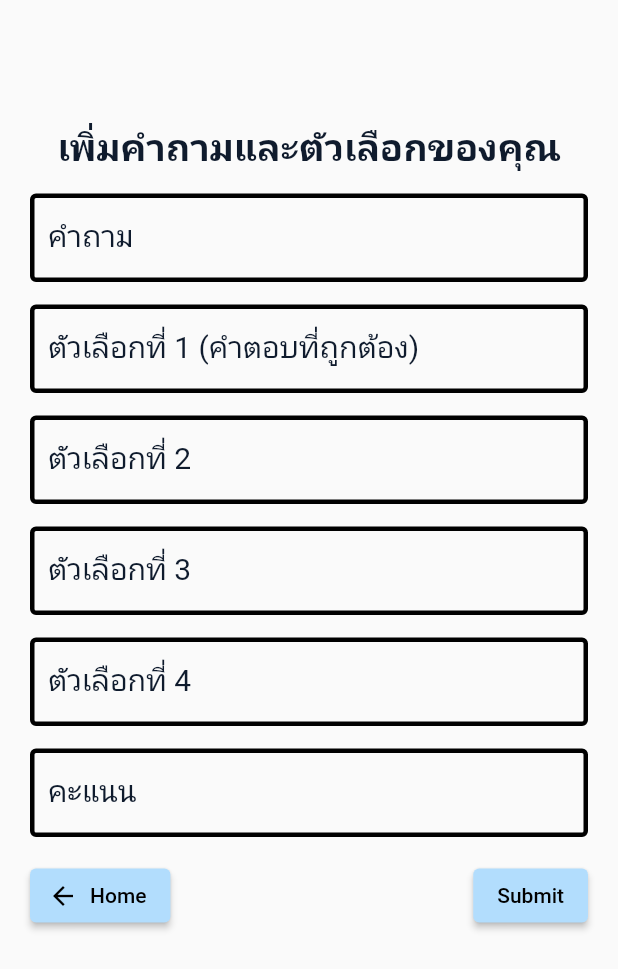
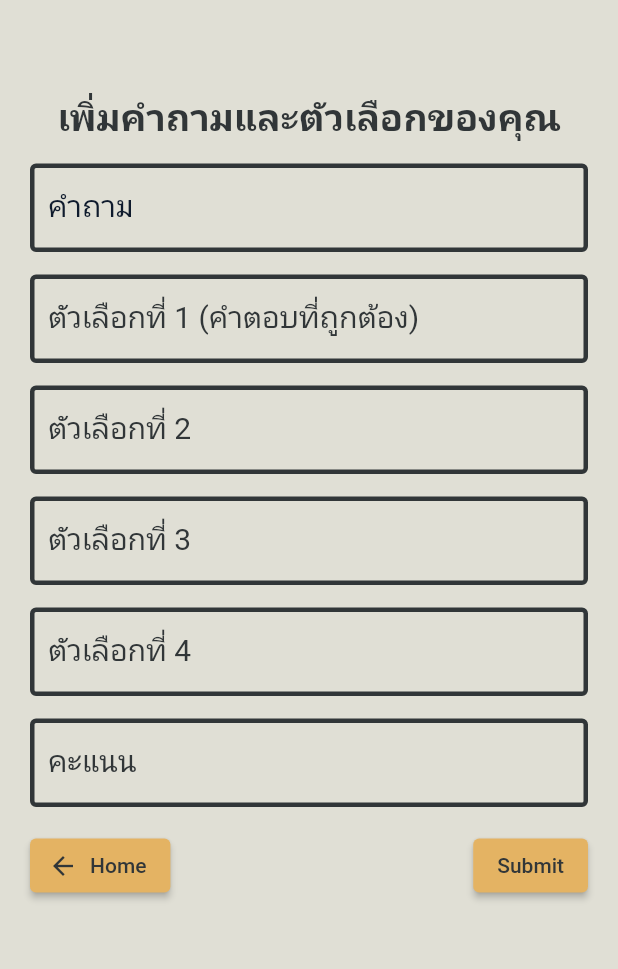
Before and after one commit to aotsurasak46/QuizApp, a Flutter app: the QuestionFormScreen widget shown alone on an empty page, opened directly with empty values, on a phone screen of 412 x 824 dp. Shown: the top 969 px of the screen. Run offline on Flutter 3.47's test engine with Material 2 defaults, Android fonts, the phone set to English and light mode, and no system bars; our stand-ins replace font_awesome_flutter; Roboto replaces fonts that are missing (prompt).

Commit message:
edit theme

```diff
--- a/lib/screens/questionform_screen.dart
+++ b/lib/screens/questionform_screen.dart
@@ -51,42 +51,49 @@ class QuestionFormScreenState extends State<QuestionFormScreen> {
   @override
   Widget build(BuildContext context) {
     // Build a Form widget using the _formKey created above.
-    return SafeArea(
+    return Container(
+      color: Config.alabasterColor,
       child: Padding(
         padding: const EdgeInsets.symmetric(
-          vertical: 80,
+          vertical: 40,
           horizontal: 20,
         ),
-        child: SingleChildScrollView(
+        child: Column(
+          mainAxisAlignment: MainAxisAlignment.start,
+          children: [
+            SizedBox(
+              height: 20,
+            ),
+            const Text(
+              "เพิ่มคำถามและตัวเลือกของคุณ",
+              style: TextStyle(
+                fontFamily: "prompt",
+                fontSize: 25,
+                color: Config.onyxColor,
+                fontWeight: FontWeight.bold,
+              ),
+              textAlign: TextAlign.center,
+            ),
+            SingleChildScrollView(
               child: Form(
                 key: _formKey,
                 child: Column(
                   mainAxisAlignment: MainAxisAlignment.spaceAround,
                   crossAxisAlignment: CrossAxisAlignment.center,
                   children: [
-                const Text(
-                  "เพิ่มคำถามและตัวเลือกของคุณ",
-                  style: TextStyle(
-                    fontFamily: "prompt",
-                    fontSize: 25,
-                    color: Config.darkerToneColor,
-                    fontWeight: FontWeight.bold,
-                  ),
-                  textAlign: TextAlign.center,
-                ),
                     const SizedBox(height: 15.0),
                     TextFormField(
                       controller: _questionController,
                       decoration: InputDecoration(
                         labelText: 'คำถาม',
                         errorBorder: OutlineInputBorder(
-                      borderSide:
-                          BorderSide(color: Colors.red.shade300, width: 3),
+                          borderSide: BorderSide(
+                              color: Config.bitterSweetColor, width: 3),
                         ),
                         errorStyle: TextStyle(
                           fontFamily: "prompt",
                           fontSize: 12,
-                      color: Colors.red.shade300,
+                          color: Config.bitterSweetColor,
                         ),
                         labelStyle: const TextStyle(
                           fontFamily: "prompt",
@@ -94,11 +101,12 @@ class QuestionFormScreenState extends State<QuestionFormScreen> {
                           color: Config.darkerToneColor,
                         ),
                         enabledBorder: const OutlineInputBorder(
-                      borderSide: BorderSide(color: Colors.black, width: 3),
+                          borderSide:
+                              BorderSide(color: Config.onyxColor, width: 3),
                         ),
                         focusedBorder: const OutlineInputBorder(
-                      borderSide:
-                          BorderSide(color: Config.mainColor2, width: 3),
+                          borderSide: BorderSide(
+                              color: Config.earthYellowColor, width: 3),
                         ),
                       ),
                       validator: (value) {
@@ -114,25 +122,26 @@ class QuestionFormScreenState extends State<QuestionFormScreen> {
                       decoration: InputDecoration(
                         labelText: 'ตัวเลือกที่ 1 (คำตอบที่ถูกต้อง)',
                         errorBorder: OutlineInputBorder(
-                      borderSide:
-                          BorderSide(color: Colors.red.shade300, width: 3),
+                          borderSide: BorderSide(
+                              color: Config.bitterSweetColor, width: 3),
                         ),
                         errorStyle: TextStyle(
                           fontFamily: "prompt",
                           fontSize: 12,
-                      color: Colors.red.shade300,
+                          color: Config.bitterSweetColor,
                         ),
                         labelStyle: const TextStyle(
                           fontFamily: "prompt",
                           fontSize: 20,
-                      color: Config.darkerToneColor,
+                          color: Config.onyxColor,
                         ),
                         enabledBorder: const OutlineInputBorder(
-                      borderSide: BorderSide(color: Colors.black, width: 3),
+                          borderSide:
+                              BorderSide(color: Config.onyxColor, width: 3),
                         ),
                         focusedBorder: const OutlineInputBorder(
-                      borderSide:
-                          BorderSide(color: Config.mainColor2, width: 3),
+                          borderSide: BorderSide(
+                              color: Config.earthYellowColor, width: 3),
                         ),
                       ),
                       validator: (value) {
@@ -148,25 +157,26 @@ class QuestionFormScreenState extends State<QuestionFormScreen> {
                       decoration: InputDecoration(
                         labelText: 'ตัวเลือกที่ 2',
                         errorBorder: OutlineInputBorder(
-                      borderSide:
-                          BorderSide(color: Colors.red.shade300, width: 3),
+                          borderSide: BorderSide(
+                              color: Config.bitterSweetColor, width: 3),
                         ),
                         errorStyle: TextStyle(
                           fontFamily: "prompt",
                           fontSize: 12,
-                      color: Colors.red.shade300,
+                          color: Config.bitterSweetColor,
                         ),
                         labelStyle: const TextStyle(
                           fontFamily: "prompt",
                           fontSize: 20,
-                      color: Config.darkerToneColor,
+                          color: Config.onyxColor,
                         ),
                         enabledBorder: const OutlineInputBorder(
-                      borderSide: BorderSide(color: Colors.black, width: 3),
+                          borderSide:
+                              BorderSide(color: Config.onyxColor, width: 3),
                         ),
                         focusedBorder: const OutlineInputBorder(
-                      borderSide:
-                          BorderSide(color: Config.mainColor2, width: 3),
+                          borderSide: BorderSide(
+                              color: Config.earthYellowColor, width: 3),
                         ),
                       ),
                       validator: (value) {
@@ -182,25 +192,26 @@ class QuestionFormScreenState extends State<QuestionFormScreen> {
                       decoration: InputDecoration(
                         labelText: 'ตัวเลือกที่ 3',
                         errorBorder: OutlineInputBorder(
-                      borderSide:
-                          BorderSide(color: Colors.red.shade300, width: 3),
+                          borderSide: BorderSide(
+                              color: Config.bitterSweetColor, width: 3),
                         ),
                         errorStyle: TextStyle(
                           fontFamily: "prompt",
                           fontSize: 12,
-                      color: Colors.red.shade300,
+                          color: Config.bitterSweetColor,
                         ),
                         labelStyle: const TextStyle(
                           fontFamily: "prompt",
                           fontSize: 20,
-                      color: Config.darkerToneColor,
+                          color: Config.onyxColor,
                         ),
                         enabledBorder: const OutlineInputBorder(
-                      borderSide: BorderSide(color: Colors.black, width: 3),
+                          borderSide:
+                              BorderSide(color: Config.onyxColor, width: 3),
                         ),
                         focusedBorder: const OutlineInputBorder(
-                      borderSide:
-                          BorderSide(color: Config.mainColor2, width: 3),
+                          borderSide: BorderSide(
+                              color: Config.earthYellowColor, width: 3),
                         ),
                       ),
                       validator: (value) {
@@ -216,25 +227,26 @@ class QuestionFormScreenState extends State<QuestionFormScreen> {
                       decoration: InputDecoration(
                         labelText: 'ตัวเลือกที่ 4',
                         errorBorder: OutlineInputBorder(
-                      borderSide:
-                          BorderSide(color: Colors.red.shade300, width: 3),
+                          borderSide: BorderSide(
+                              color: Config.bitterSweetColor, width: 3),
                         ),
                         errorStyle: TextStyle(
                           fontFamily: "prompt",
                           fontSize: 12,
-                      color: Colors.red.shade300,
+                          color: Config.bitterSweetColor,
                         ),
                         labelStyle: const TextStyle(
                           fontFamily: "prompt",
                           fontSize: 20,
-                      color: Config.darkerToneColor,
+                          color: Config.onyxColor,
                         ),
                         enabledBorder: const OutlineInputBorder(
-                      borderSide: BorderSide(color: Colors.black, width: 3),
+                          borderSide:
+                              BorderSide(color: Config.onyxColor, width: 3),
                         ),
                         focusedBorder: const OutlineInputBorder(
-                      borderSide:
-                          BorderSide(color: Config.mainColor2, width: 3),
+                          borderSide: BorderSide(
+                              color: Config.earthYellowColor, width: 3),
                         ),
                       ),
                       validator: (value) {
@@ -247,28 +259,29 @@ class QuestionFormScreenState extends State<QuestionFormScreen> {
                     const SizedBox(height: 15.0),
                     TextFormField(
                       controller: _scoreController,
-                  decoration: InputDecoration(
+                      decoration: const InputDecoration(
                         labelText: 'คะแนน',
                         errorBorder: OutlineInputBorder(
-                      borderSide:
-                          BorderSide(color: Colors.red.shade300, width: 3),
+                          borderSide: BorderSide(
+                              color: Config.bitterSweetColor, width: 3),
                         ),
                         errorStyle: TextStyle(
                           fontFamily: "prompt",
                           fontSize: 12,
-                      color: Colors.red.shade300,
+                          color: Config.bitterSweetColor,
                         ),
-                    labelStyle: const TextStyle(
+                        labelStyle: TextStyle(
                           fontFamily: "prompt",
                           fontSize: 20,
-                      color: Config.darkerToneColor,
+                          color: Config.onyxColor,
                         ),
-                    enabledBorder: const OutlineInputBorder(
-                      borderSide: BorderSide(color: Colors.black, width: 3),
+                        enabledBorder: OutlineInputBorder(
+                          borderSide:
+                              BorderSide(color: Config.onyxColor, width: 3),
                         ),
-                    focusedBorder: const OutlineInputBorder(
-                      borderSide:
-                          BorderSide(color: Config.mainColor2, width: 3),
+                        focusedBorder: OutlineInputBorder(
+                          borderSide: BorderSide(
+                              color: Config.earthYellowColor, width: 3),
                         ),
                       ),
                       validator: (value) {
@@ -279,6 +292,10 @@ class QuestionFormScreenState extends State<QuestionFormScreen> {
                       },
                     ),
                     const SizedBox(height: 15.0),
+                  ],
+                ),
+              ),
+            ),
             Row(
               mainAxisAlignment: MainAxisAlignment.spaceBetween,
               children: [
@@ -287,25 +304,25 @@ class QuestionFormScreenState extends State<QuestionFormScreen> {
                   icon: const Icon(
                     Icons.arrow_back,
                     size: 20,
-                        color: Colors.black,
+                    color: Config.onyxColor,
                   ),
                   label: const Text(
                     "Home",
-                        style: TextStyle(color: Colors.black),
+                    style: TextStyle(color: Config.onyxColor),
                   ),
                   style: const ButtonStyle(
-                        backgroundColor:
-                            MaterialStatePropertyAll<Color>(Config.mainColor2),
+                    backgroundColor: MaterialStatePropertyAll<Color>(
+                        Config.earthYellowColor),
                   ),
                 ),
                 ElevatedButton(
                   onPressed: submitForm,
                   style: const ButtonStyle(
                       backgroundColor: MaterialStatePropertyAll<Color>(
-                              Config.mainColor2)),
+                          Config.earthYellowColor)),
                   child: const Text(
                     'Submit',
-                        style: TextStyle(color: Colors.black),
+                    style: TextStyle(color: Config.onyxColor),
                   ),
                 ),
               ],
@@ -313,8 +330,6 @@ class QuestionFormScreenState extends State<QuestionFormScreen> {
           ],
         ),
       ),
-        ),
-      ),
     );
   }
 }
--- a/lib/utils/config.dart
+++ b/lib/utils/config.dart
@@ -56,4 +56,9 @@ class Config {
   static const accentColor2 = Color(0xFFD2ACFF);
   static const baseColor = Color(0xFFFEFEFE);
   static const darkerToneColor = Color(0xFF0F1B2D);
+  static const bitterSweetColor = Color(0xFFEF6461);
+  static const earthYellowColor = Color(0xFFE4B363);
+  static const antiFlashWhiteColor = Color(0xFFE8E9EB);
+  static const alabasterColor = Color(0xFFE0DFD5);
+  static const onyxColor = Color(0xFF313638);
 }
--- a/lib/widgets/answer_button.dart
+++ b/lib/widgets/answer_button.dart
@@ -18,7 +18,7 @@ class AnswerButton extends StatelessWidget {
         onPressed: onTap,
         style: ElevatedButton.styleFrom(
             minimumSize: Size(500, 50),
-            backgroundColor: Config.mainColor1,
+            backgroundColor: Config.earthYellowColor,
             shape: RoundedRectangleBorder(
               borderRadius: BorderRadius.circular(90),
             )),
@@ -28,7 +28,7 @@ class AnswerButton extends StatelessWidget {
           style: TextStyle(
             fontFamily: "Prompt",
             fontSize: 15,
-            color: Colors.white,
+            color: Config.onyxColor,
           ),
         ),
       ),
--- a/lib/widgets/question_summary/summary_item.dart
+++ b/lib/widgets/question_summary/summary_item.dart
@@ -1,4 +1,5 @@
 import 'package:flutter/material.dart';
+import 'package:flutter_application_1/utils/config.dart';
 import 'package:flutter_application_1/widgets/question_summary/question_identifier.dart';
 
 class SummaryItem extends StatelessWidget {
@@ -78,10 +79,10 @@ class SummaryItem extends StatelessWidget {
                   Text(
                     "Score : ${isCorrectAnswer ? itemData['score'] : 0} ",
                     textAlign: TextAlign.center,
-                    style: TextStyle(
+                    style: const TextStyle(
                       fontFamily: "prompt",
                       fontSize: 14,
-                      color: Colors.brown.shade400,
+                      color: Config.earthYellowColor,
                     ),
                   )
                 ],
```
Also changed, not shown: lib/screens/questions_screen.dart (+10 -7 lines), lib/screens/result_screen.dart (+23 -8 lines), lib/screens/start_screen.dart (+14 -8 lines). Lines whose indentation alone changed are shown as unchanged.
